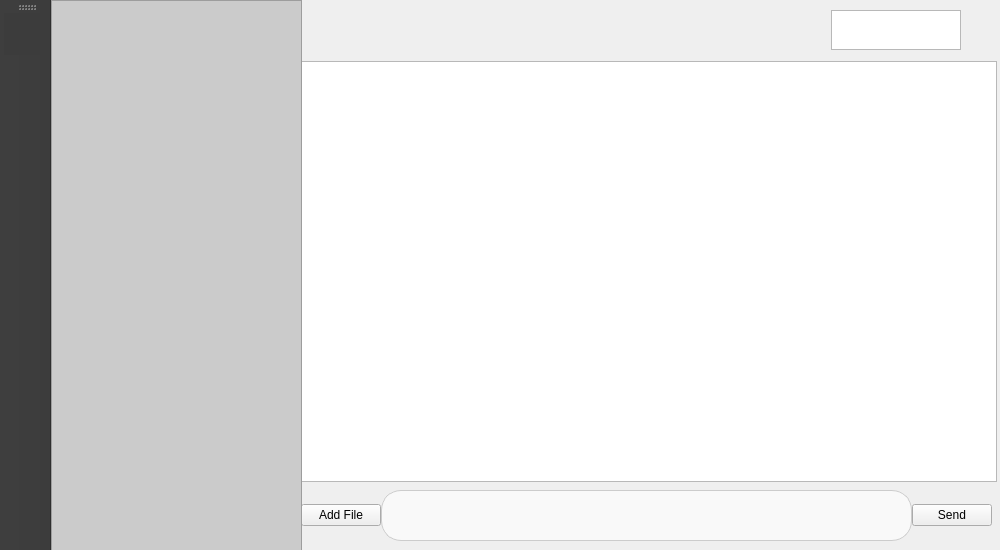
Pin5000ms/QtChat, file mainwindow.ui: the form before one commit.
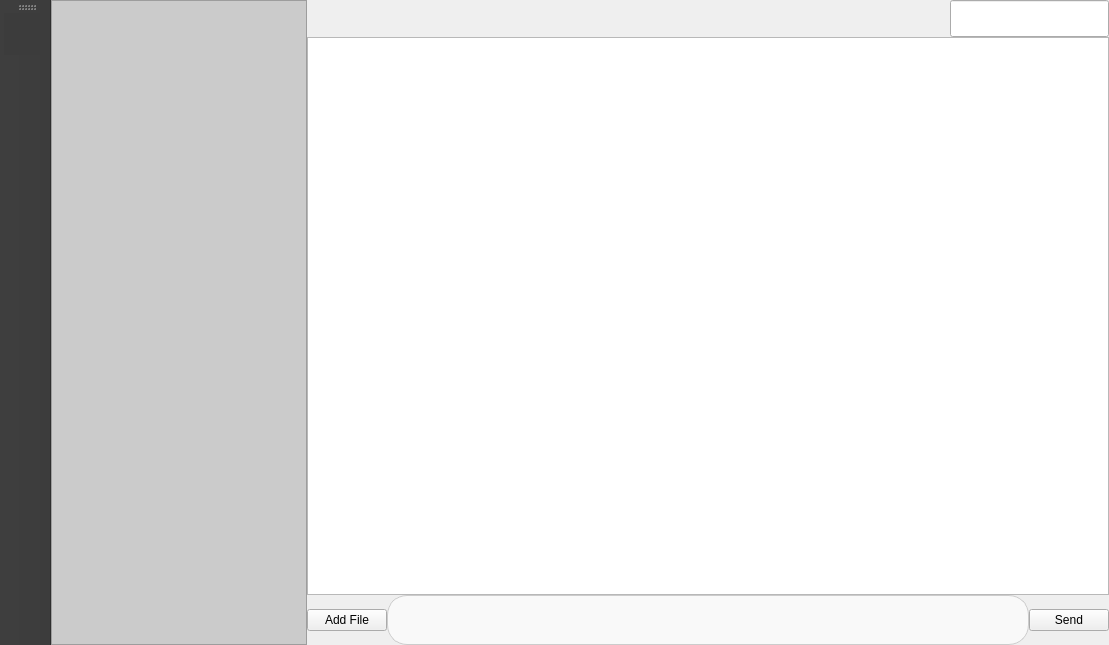
The form after the commit. Icons and pictures are not drawn.

Commit message: 1. 加入檔案傳送/接收進度條 2. 調整UI(可隨窗口縮放)

What changed in the file:
```diff
--- a/mainwindow.ui
+++ b/mainwindow.ui
@@ -6,23 +6,41 @@
    <rect>
     <x>0</x>
     <y>0</y>
-    <width>1000</width>
-    <height>550</height>
+    <width>1109</width>
+    <height>645</height>
    </rect>
   </property>
   <property name="windowTitle">
    <string>YouChat</string>
   </property>
   <widget class="QWidget" name="centralwidget">
-   <widget class="QWidget" name="horizontalLayoutWidget">
-    <property name="geometry">
-     <rect>
-      <x>250</x>
-      <y>490</y>
-      <width>691</width>
-      <height>51</height>
-     </rect>
+   <layout class="QGridLayout" name="gridLayout" rowstretch="1,15,1">
+    <property name="leftMargin">
+     <number>0</number>
     </property>
+    <property name="topMargin">
+     <number>0</number>
+    </property>
+    <property name="rightMargin">
+     <number>0</number>
+    </property>
+    <property name="bottomMargin">
+     <number>0</number>
+    </property>
+    <property name="spacing">
+     <number>0</number>
+    </property>
+    <item row="0" column="0" rowspan="3" colspan="2">
+     <widget class="QListView" name="contacts">
+      <property name="styleSheet">
+       <string notr="true">background-color: rgb(203, 203, 203);</string>
+      </property>
+     </widget>
+    </item>
+    <item row="1" column="2" colspan="3">
+     <widget class="QListView" name="chatroom"/>
+    </item>
+    <item row="2" column="2" colspan="3">
     <layout class="QHBoxLayout" name="horizontalLayout_3">
      <property name="spacing">
       <number>0</number>
@@ -42,6 +60,24 @@
      </item>
      <item>
       <widget class="QTextEdit" name="msgEdit">
+        <property name="sizePolicy">
+         <sizepolicy hsizetype="Expanding" vsizetype="Minimum">
+          <horstretch>0</horstretch>
+          <verstretch>0</verstretch>
+         </sizepolicy>
+        </property>
+        <property name="minimumSize">
+         <size>
+          <width>0</width>
+          <height>50</height>
+         </size>
+        </property>
+        <property name="font">
+         <font>
+          <family>Microsoft YaHei</family>
+          <pointsize>16</pointsize>
+         </font>
+        </property>
        <property name="styleSheet">
         <string notr="true">QTextEdit {
         border: 1px solid #cccccc;
@@ -60,67 +96,79 @@
       </widget>
      </item>
     </layout>
-   </widget>
-   <widget class="QListView" name="chatroom">
-    <property name="geometry">
-     <rect>
-      <x>245</x>
-      <y>61</y>
-      <width>701</width>
-      <height>421</height>
-     </rect>
-    </property>
-   </widget>
-   <widget class="QListView" name="contacts">
-    <property name="geometry">
-     <rect>
-      <x>0</x>
-      <y>0</y>
-      <width>251</width>
-      <height>551</height>
-     </rect>
-    </property>
-    <property name="styleSheet">
-     <string notr="true">background-color: rgb(203, 203, 203);</string>
-    </property>
-   </widget>
+    </item>
+    <item row="0" column="3">
+     <layout class="QHBoxLayout" name="horizontalLayout" stretch="1,5,0">
+      <property name="spacing">
+       <number>0</number>
+      </property>
+      <item>
    <widget class="QLabel" name="current_contact">
-    <property name="geometry">
-     <rect>
-      <x>280</x>
-      <y>10</y>
-      <width>130</width>
-      <height>40</height>
-     </rect>
+        <property name="sizePolicy">
+         <sizepolicy hsizetype="Minimum" vsizetype="Minimum">
+          <horstretch>0</horstretch>
+          <verstretch>0</verstretch>
+         </sizepolicy>
+        </property>
+        <property name="minimumSize">
+         <size>
+          <width>150</width>
+          <height>30</height>
+         </size>
     </property>
     <property name="font">
      <font>
+          <family>Microsoft YaHei</family>
       <pointsize>12</pointsize>
-      <weight>75</weight>
-      <bold>true</bold>
+          <weight>50</weight>
+          <bold>false</bold>
      </font>
     </property>
     <property name="text">
      <string/>
     </property>
    </widget>
-   <widget class="QTextEdit" name="clientName">
-    <property name="geometry">
-     <rect>
-      <x>780</x>
-      <y>10</y>
-      <width>130</width>
-      <height>40</height>
-     </rect>
+      </item>
+      <item>
+       <spacer name="horizontalSpacer">
+        <property name="orientation">
+         <enum>Qt::Horizontal</enum>
+        </property>
+        <property name="sizeHint" stdset="0">
+         <size>
+          <width>40</width>
+          <height>20</height>
+         </size>
+        </property>
+       </spacer>
+      </item>
+      <item>
+       <widget class="QLineEdit" name="clientName">
+        <property name="sizePolicy">
+         <sizepolicy hsizetype="Minimum" vsizetype="Minimum">
+          <horstretch>0</horstretch>
+          <verstretch>0</verstretch>
+         </sizepolicy>
+        </property>
+        <property name="minimumSize">
+         <size>
+          <width>150</width>
+          <height>30</height>
+         </size>
     </property>
     <property name="font">
      <font>
+          <family>Microsoft YaHei</family>
       <pointsize>12</pointsize>
       <weight>75</weight>
       <bold>true</bold>
      </font>
     </property>
    </widget>
+      </item>
+     </layout>
+    </item>
+   </layout>
   </widget>
   <widget class="QToolBar" name="toolBar">
    <property name="windowTitle">
```
Lines whose indentation alone changed are shown as unchanged. The commit also changes 5 other files.
